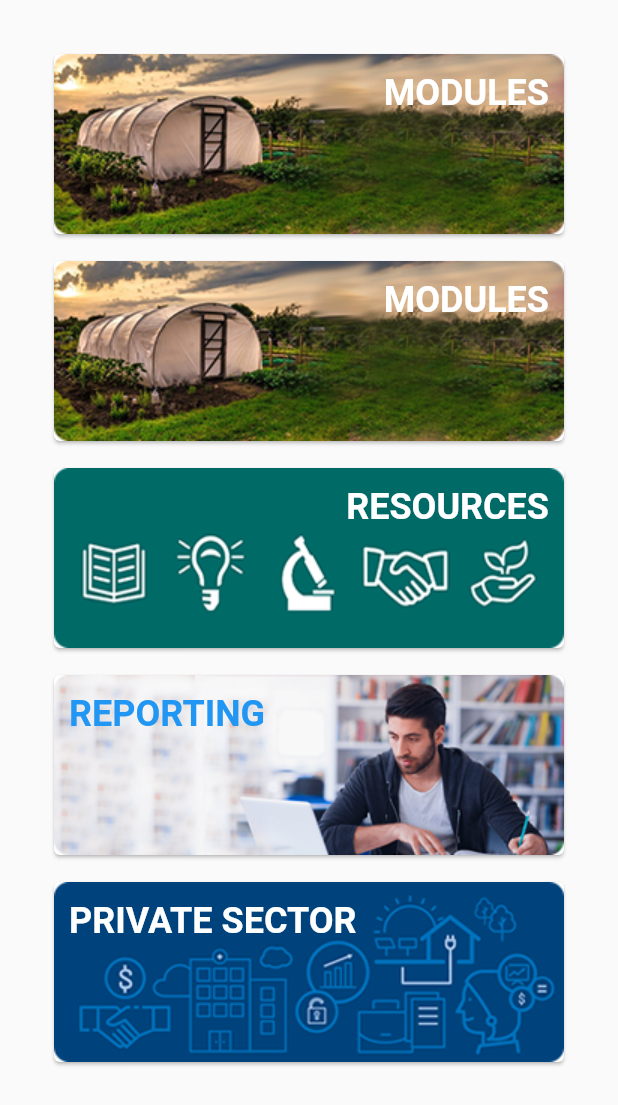
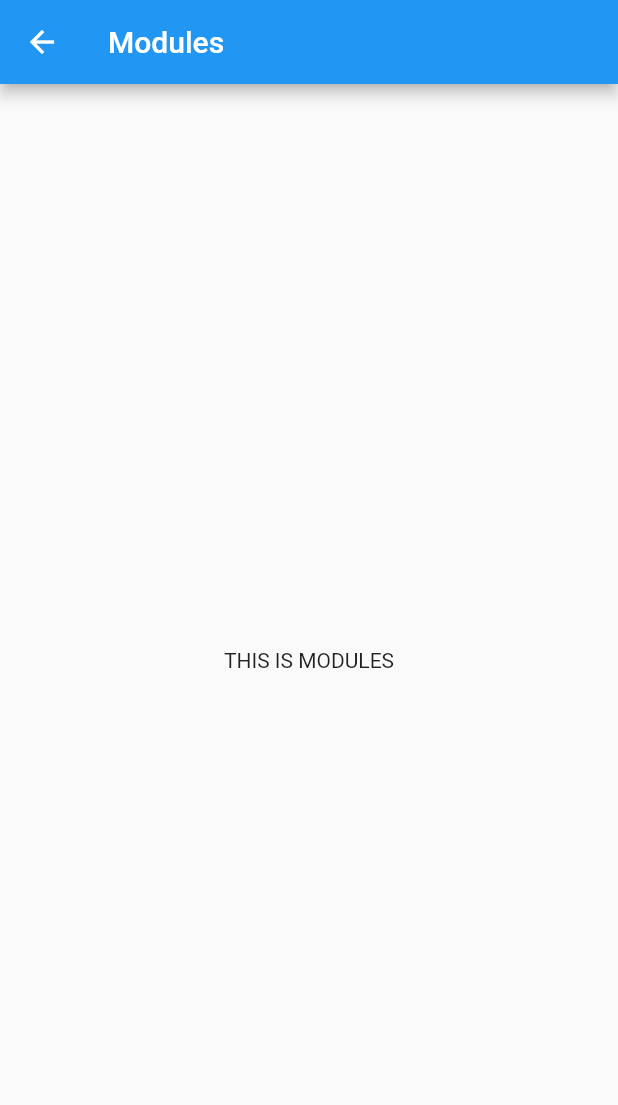
Before and after one commit to rafiandria23/agried-mobile, a Flutter app: the HomeScreen screen opened directly, after a tap on "MODULES", on a phone screen of 412 x 824 dp. Shown: the top 1105 px of the screen. Run offline on Flutter 3.47's test engine with Material 2 defaults, Android fonts, the phone set to English and light mode, and no system bars.

Commit message:
Created screens for HomeScreen.

```diff
--- a/lib/app.dart
+++ b/lib/app.dart
@@ -1,6 +1,10 @@
+import 'package:flutter/material.dart';
+import 'package:agri_ed_mobile/screens/signin.dart';
 import 'package:agri_ed_mobile/screens/landing.dart';
-import 'package:flutter/material.dart';
-import 'screens/signin.dart';
+import 'package:agri_ed_mobile/screens/home_screens/modules.dart';
+import 'package:agri_ed_mobile/screens/home_screens/resources.dart';
+import 'package:agri_ed_mobile/screens/home_screens/reporting.dart';
+import 'package:agri_ed_mobile/screens/home_screens/private_sector.dart';
 
 class App extends StatefulWidget {
   // This widget is the root of your application.
@@ -33,19 +37,32 @@ class _AppState extends State<App> {
         // closer together (more dense) than on mobile platforms.
         visualDensity: VisualDensity.comfortable,
       ),
-      home: Navigator(
-        initialRoute: '/SignInScreen',
-        pages: <MaterialPage>[
-          MaterialPage(
-            key: ValueKey('SignInScreen'),
-            child: SignInScreen(),
-          ),
-          MaterialPage(
-            key: ValueKey('LandingScreen'),
-            child: LandingScreen(),
-          ),
-        ],
-      ),
+      initialRoute: SignInScreen.route,
+      home: LandingScreen(),
+      onGenerateRoute: (settings) {
+        switch (settings.name) {
+          case SignInScreen.route:
+            return MaterialPageRoute(builder: (_) => SignInScreen());
+
+          case LandingScreen.route:
+            return MaterialPageRoute(builder: (_) => LandingScreen());
+
+          case ModulesScreen.route:
+            return MaterialPageRoute(builder: (_) => ModulesScreen());
+
+          case ResourcesScreen.route:
+            return MaterialPageRoute(builder: (_) => ResourcesScreen());
+
+          case ReportingScreen.route:
+            return MaterialPageRoute(builder: (_) => ReportingScreen());
+
+          case PrivateSectorScreen.route:
+            return MaterialPageRoute(builder: (_) => PrivateSectorScreen());
+
+          default:
+            return MaterialPageRoute(builder: (_) => SignInScreen());
+        }
+      },
     );
   }
 }
--- a/lib/screens/home.dart
+++ b/lib/screens/home.dart
@@ -1,5 +1,9 @@
 import 'package:flutter/material.dart';
 import 'package:agri_ed_mobile/components/home_card.dart';
+import 'package:agri_ed_mobile/screens/home_screens/modules.dart';
+import 'package:agri_ed_mobile/screens/home_screens/resources.dart';
+import 'package:agri_ed_mobile/screens/home_screens/reporting.dart';
+import 'package:agri_ed_mobile/screens/home_screens/private_sector.dart';
 
 class HomeScreen extends StatefulWidget {
   HomeScreen({Key key}) : super(key: key);
@@ -9,7 +13,9 @@ class HomeScreen extends StatefulWidget {
 }
 
 class _HomeScreenState extends State<HomeScreen> {
-  static List<HomeCard> _homeCards = <HomeCard>[
+  @override
+  Widget build(BuildContext context) {
+    List<HomeCard> _homeCards = <HomeCard>[
       HomeCard(
         title: Text(
           'Modules'.toUpperCase(),
@@ -21,20 +27,12 @@ class _HomeScreenState extends State<HomeScreen> {
           ),
         ),
         backgroundImage: AssetImage('assets/images/modules_card_bg.png'),
-      onTap: () {},
-    ),
-    HomeCard(
-      title: Text(
-        'Modules'.toUpperCase(),
-        textAlign: TextAlign.end,
-        style: TextStyle(
-          color: Colors.white,
-          fontWeight: FontWeight.bold,
-          fontSize: 24.0,
-        ),
-      ),
-      backgroundImage: AssetImage('assets/images/modules_card_bg.png'),
-      onTap: () {},
+        onTap: () {
+          Navigator.pushNamed(
+            context,
+            ModulesScreen.route,
+          );
+        },
       ),
       HomeCard(
         title: Text(
@@ -47,7 +45,12 @@ class _HomeScreenState extends State<HomeScreen> {
           ),
         ),
         backgroundImage: AssetImage('assets/images/resources_card_bg.png'),
-      onTap: () {},
+        onTap: () {
+          Navigator.pushNamed(
+            context,
+            ResourcesScreen.route,
+          );
+        },
       ),
       HomeCard(
         title: Text(
@@ -60,7 +63,12 @@ class _HomeScreenState extends State<HomeScreen> {
           ),
         ),
         backgroundImage: AssetImage('assets/images/reporting_card_bg.png'),
-      onTap: () {},
+        onTap: () {
+          Navigator.pushNamed(
+            context,
+            ReportingScreen.route,
+          );
+        },
       ),
       HomeCard(
         title: Text(
@@ -73,20 +81,14 @@ class _HomeScreenState extends State<HomeScreen> {
           ),
         ),
         backgroundImage: AssetImage('assets/images/private_sector_card_bg.png'),
-      onTap: () {},
+        onTap: () {
+          Navigator.pushNamed(
+            context,
+            PrivateSectorScreen.route,
+          );
+        },
       )
     ];
-
-  @override
-  Widget build(BuildContext context) {
-    // return Scaffold(
-    //   body: SafeArea(
-    //     child: ListView(
-    //       padding: EdgeInsets.all(32.0),
-    //       children: _homeCards,
-    //     ),
-    //   ),
-    // );
 
     return Scaffold(
       body: SafeArea(
--- /dev/null
+++ b/lib/screens/home_screens/modules.dart
@@ -0,0 +1,24 @@
+import 'package:flutter/material.dart';
+
+class ModulesScreen extends StatefulWidget {
+  ModulesScreen({Key key}) : super(key: key);
+
+  static const String route = '/modules';
+
+  @override
+  _ModulesScreenState createState() => _ModulesScreenState();
+}
+
+class _ModulesScreenState extends State<ModulesScreen> {
+  @override
+  Widget build(BuildContext context) {
+    return Scaffold(
+      appBar: AppBar(
+        title: Text('Modules'),
+      ),
+      body: Center(
+        child: Text('THIS IS MODULES'),
+      ),
+    );
+  }
+}
--- a/lib/screens/landing.dart
+++ b/lib/screens/landing.dart
@@ -3,6 +3,8 @@ import 'package:agri_ed_mobile/screens/home.dart';
 
 class LandingScreen extends StatefulWidget {
   LandingScreen({Key key}) : super(key: key);
+
+  static const String route = '/landing';
 
   @override
   _LandingScreenState createState() => _LandingScreenState();
```
Also changed, not shown: lib/screens/home_screens/private_sector.dart (added, +24 -0 lines), lib/screens/home_screens/reporting.dart (added, +24 -0 lines), lib/screens/home_screens/resources.dart (added, +24 -0 lines), lib/screens/signin.dart (+6 -2 lines). Lines whose indentation alone changed are shown as unchanged.
